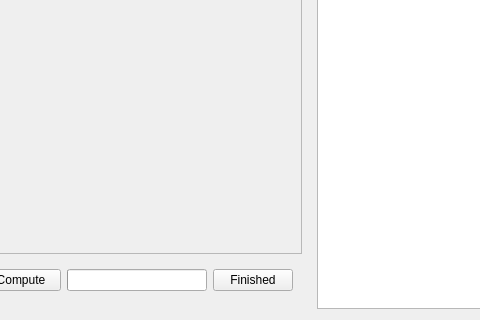
louis845/COMP2012H_Project, file gui/solution_widget.ui: the form before one commit; both pictures show x 412 to 892 and y 260 to 580 of the 996 by 580 pixel window.
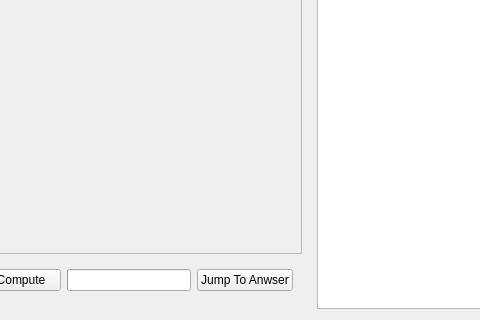
The form after the commit.

Patch:
```diff
--- a/gui/solution_widget.ui
+++ b/gui/solution_widget.ui
@@ -246,7 +246,7 @@
          <item>
           <widget class="QPushButton" name="finish_btn">
            <property name="text">
-            <string>Finished</string>
+            <string>Jump To Anwser</string>
            </property>
           </widget>
          </item>
```
Left out of the diff: 6 changed lines with no effect on the pictures.
